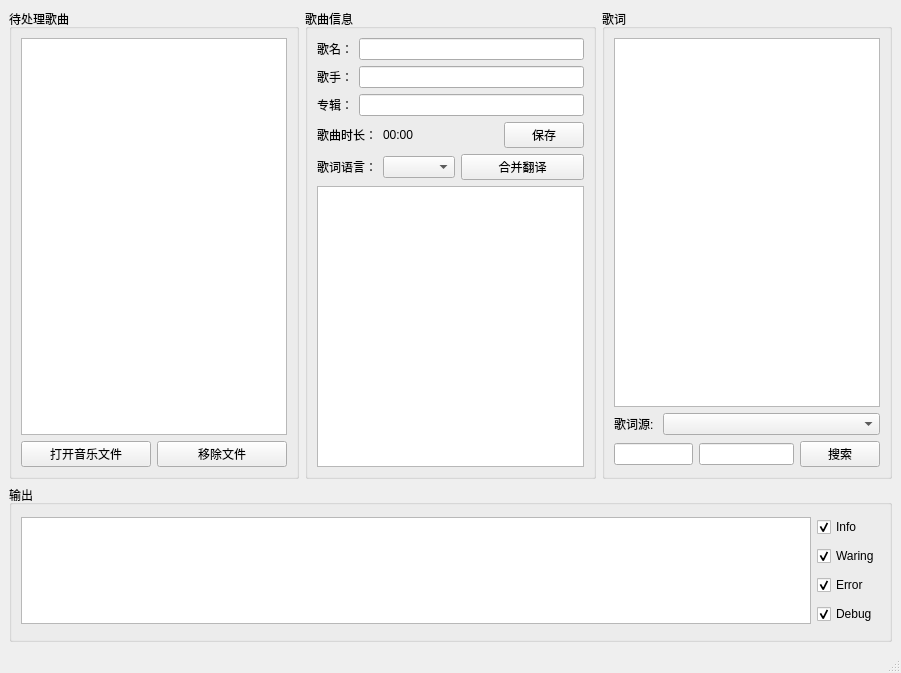
Before: the Qt Designer form ui/main_ui.ui in x1ntt/LrcInlineTool, drawn with Qt 5.
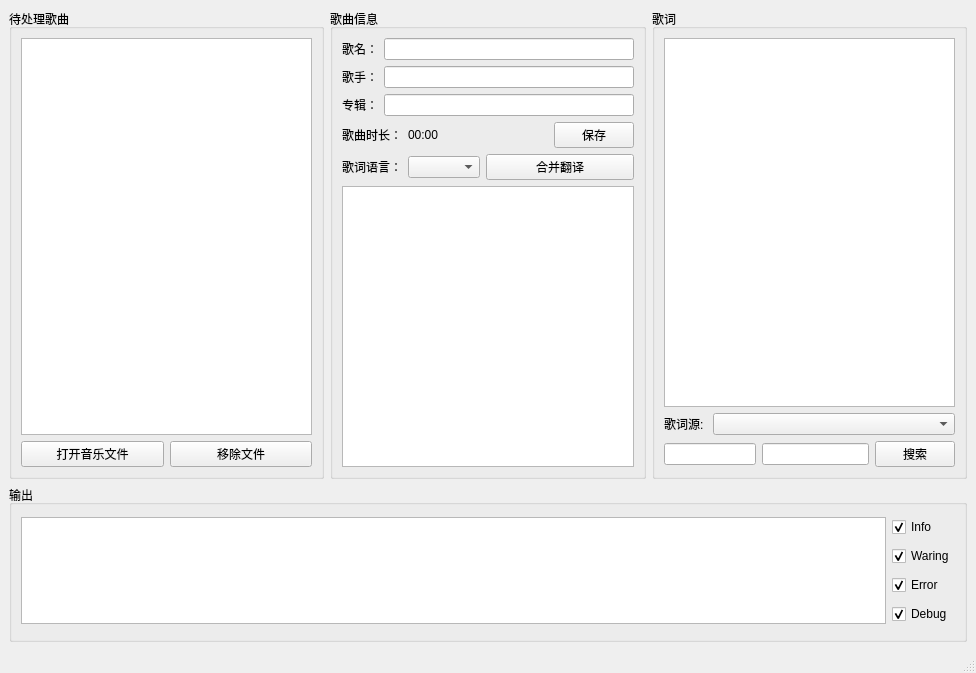
After: the same form once the commit is applied. Custom widgets are drawn as their Qt base class.

Commit message: 调整窗口比例

```diff
--- a/ui/main_ui.ui
+++ b/ui/main_ui.ui
@@ -6,7 +6,7 @@
    <rect>
     <x>0</x>
     <y>0</y>
-    <width>901</width>
+    <width>976</width>
     <height>673</height>
    </rect>
   </property>
@@ -17,6 +17,12 @@
    <layout class="QGridLayout" name="gridLayout" rowstretch="3,1" columnstretch="1,1,1" rowminimumheight="3,1" columnminimumwidth="1,1,2">
     <item row="0" column="0">
      <widget class="QGroupBox" name="groupBox">
+      <property name="maximumSize">
+       <size>
+        <width>400</width>
+        <height>16777215</height>
+       </size>
+      </property>
       <property name="title">
        <string>待处理歌曲</string>
       </property>
@@ -43,6 +49,12 @@
     </item>
     <item row="0" column="1">
      <widget class="QGroupBox" name="groupBox_2">
+      <property name="maximumSize">
+       <size>
+        <width>450</width>
+        <height>16777215</height>
+       </size>
+      </property>
       <property name="title">
        <string>歌曲信息</string>
       </property>
```
Left out of the diff: 2 changed lines with no effect on the pictures. The commit also changes 1 other file.
